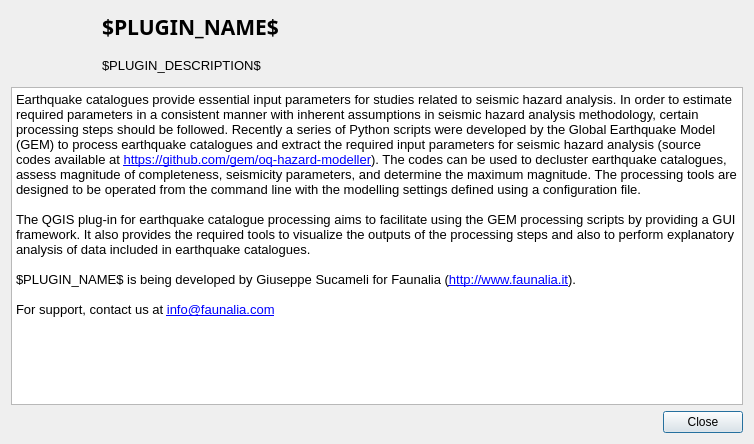
Before: the Qt Designer form ui/DlgAbout.ui in faunalia/gem-mt, drawn with Qt 5.
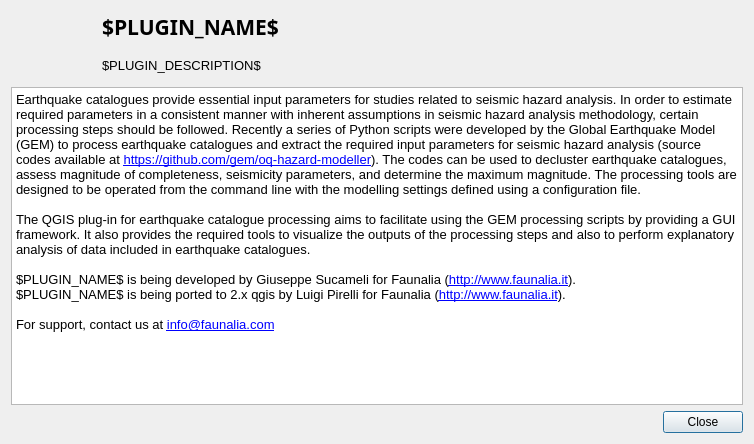
After: the same form once the commit is applied.

Commit message: added Luigi Pirellli as porter

Patch:
```diff
--- a/ui/DlgAbout.ui
+++ b/ui/DlgAbout.ui
@@ -78,13 +78,14 @@
       <string>&lt;!DOCTYPE HTML PUBLIC &quot;-//W3C//DTD HTML 4.0//EN&quot; &quot;http://www.w3.org/TR/REC-html40/strict.dtd&quot;&gt;
 &lt;html&gt;&lt;head&gt;&lt;meta name=&quot;qrichtext&quot; content=&quot;1&quot; /&gt;&lt;style type=&quot;text/css&quot;&gt;
 p, li { white-space: pre-wrap; }
-&lt;/style&gt;&lt;/head&gt;&lt;body style=&quot; font-family:'Ubuntu'; font-size:11pt; font-weight:400; font-style:normal;&quot;&gt;
+&lt;/style&gt;&lt;/head&gt;&lt;body style=&quot; font-family:'Droid Sans'; font-size:11pt; font-weight:400; font-style:normal;&quot;&gt;
 &lt;p style=&quot; margin-top:0px; margin-bottom:0px; margin-left:0px; margin-right:0px; -qt-block-indent:0; text-indent:0px;&quot;&gt;&lt;span style=&quot; font-family:'Sans'; font-size:10pt;&quot;&gt;Earthquake catalogues provide essential input parameters for studies related to seismic hazard analysis. In order to estimate required parameters in a consistent manner with inherent assumptions in seismic hazard analysis methodology, certain processing steps should be followed. Recently a series of Python scripts were developed by the Global Earthquake Model (GEM) to process earthquake catalogues and extract the required input parameters for seismic hazard analysis (source codes available at &lt;/span&gt;&lt;a href=&quot;https://github.com/gem/oq-hazard-modeller&quot;&gt;&lt;span style=&quot; font-family:'Sans'; font-size:10pt; text-decoration: underline; color:#0000ff;&quot;&gt;https://github.com/gem/oq-hazard-modeller&lt;/span&gt;&lt;/a&gt;&lt;span style=&quot; font-family:'Sans'; font-size:10pt;&quot;&gt;). The codes can be used to decluster earthquake catalogues, assess magnitude of completeness, seismicity parameters, and determine the maximum magnitude. The processing tools are designed to be operated from the command line with the modelling settings defined using a configuration file. &lt;/span&gt;&lt;/p&gt;
-&lt;p style=&quot;-qt-paragraph-type:empty; margin-top:0px; margin-bottom:0px; margin-left:0px; margin-right:0px; -qt-block-indent:0; text-indent:0px; font-family:'Sans'; font-size:10pt;&quot;&gt;&lt;/p&gt;
+&lt;p style=&quot;-qt-paragraph-type:empty; margin-top:0px; margin-bottom:0px; margin-left:0px; margin-right:0px; -qt-block-indent:0; text-indent:0px; font-family:'Sans'; font-size:10pt;&quot;&gt;&lt;br /&gt;&lt;/p&gt;
 &lt;p style=&quot; margin-top:0px; margin-bottom:0px; margin-left:0px; margin-right:0px; -qt-block-indent:0; text-indent:0px;&quot;&gt;&lt;span style=&quot; font-family:'DejaVu Sans'; font-size:10pt;&quot;&gt;The QGIS plug-in for earthquake catalogue processing aims to facilitate using the GEM processing scripts by providing a GUI framework. It also provides the required tools to visualize the outputs of the processing steps and also to perform explanatory analysis of data included in earthquake catalogues.     &lt;/span&gt;&lt;/p&gt;
-&lt;p style=&quot;-qt-paragraph-type:empty; margin-top:0px; margin-bottom:0px; margin-left:0px; margin-right:0px; -qt-block-indent:0; text-indent:0px; font-family:'Sans'; font-size:10pt;&quot;&gt;&lt;/p&gt;
+&lt;p style=&quot;-qt-paragraph-type:empty; margin-top:0px; margin-bottom:0px; margin-left:0px; margin-right:0px; -qt-block-indent:0; text-indent:0px; font-family:'Sans'; font-size:10pt;&quot;&gt;&lt;br /&gt;&lt;/p&gt;
 &lt;p style=&quot; margin-top:0px; margin-bottom:0px; margin-left:0px; margin-right:0px; -qt-block-indent:0; text-indent:0px;&quot;&gt;&lt;span style=&quot; font-family:'Sans'; font-size:10pt;&quot;&gt;$PLUGIN_NAME$ is being developed by Giuseppe Sucameli for Faunalia (&lt;/span&gt;&lt;a href=&quot;http://www.faunalia.it&quot;&gt;&lt;span style=&quot; font-family:'Sans'; font-size:10pt; text-decoration: underline; color:#0000ff;&quot;&gt;http://www.faunalia.it&lt;/span&gt;&lt;/a&gt;&lt;span style=&quot; font-family:'Sans'; font-size:10pt;&quot;&gt;).&lt;/span&gt;&lt;/p&gt;
-&lt;p style=&quot;-qt-paragraph-type:empty; margin-top:0px; margin-bottom:0px; margin-left:0px; margin-right:0px; -qt-block-indent:0; text-indent:0px; font-family:'Sans'; font-size:10pt;&quot;&gt;&lt;/p&gt;
+&lt;p style=&quot; margin-top:0px; margin-bottom:0px; margin-left:0px; margin-right:0px; -qt-block-indent:0; text-indent:0px;&quot;&gt;&lt;span style=&quot; font-family:'Sans'; font-size:10pt;&quot;&gt;$PLUGIN_NAME$ is being ported to 2.x qgis by Luigi Pirelli for Faunalia (&lt;/span&gt;&lt;a href=&quot;http://www.faunalia.it&quot;&gt;&lt;span style=&quot; font-family:'Sans'; font-size:10pt; text-decoration: underline; color:#0000ff;&quot;&gt;http://www.faunalia.it&lt;/span&gt;&lt;/a&gt;&lt;span style=&quot; font-family:'Sans'; font-size:10pt;&quot;&gt;).&lt;/span&gt;&lt;/p&gt;
+&lt;p style=&quot;-qt-paragraph-type:empty; margin-top:0px; margin-bottom:0px; margin-left:0px; margin-right:0px; -qt-block-indent:0; text-indent:0px; font-family:'Sans'; font-size:10pt;&quot;&gt;&lt;br /&gt;&lt;/p&gt;
 &lt;p style=&quot; margin-top:0px; margin-bottom:0px; margin-left:0px; margin-right:0px; -qt-block-indent:0; text-indent:0px;&quot;&gt;&lt;span style=&quot; font-family:'Sans'; font-size:10pt;&quot;&gt;For support, contact us at &lt;/span&gt;&lt;a href=&quot;mailto:info@faunalia.com?subject=$MAIL_SUBJECT$&amp;amp;body=$MAIL_BODY$&quot;&gt;&lt;span style=&quot; font-family:'Sans'; font-size:10pt; text-decoration: underline; color:#0000ff;&quot;&gt;info@faunalia.com&lt;/span&gt;&lt;/a&gt;&lt;/p&gt;&lt;/body&gt;&lt;/html&gt;</string>
      </property>
      <property name="openExternalLinks">
```
The commit also changes 1 other file.
